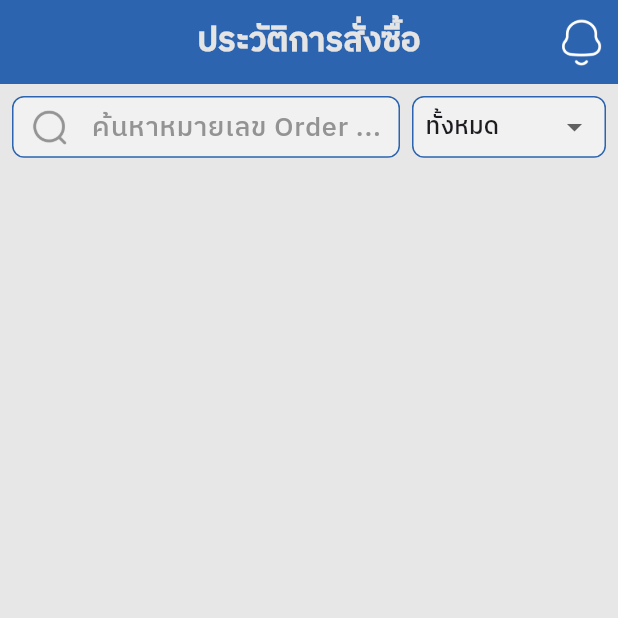
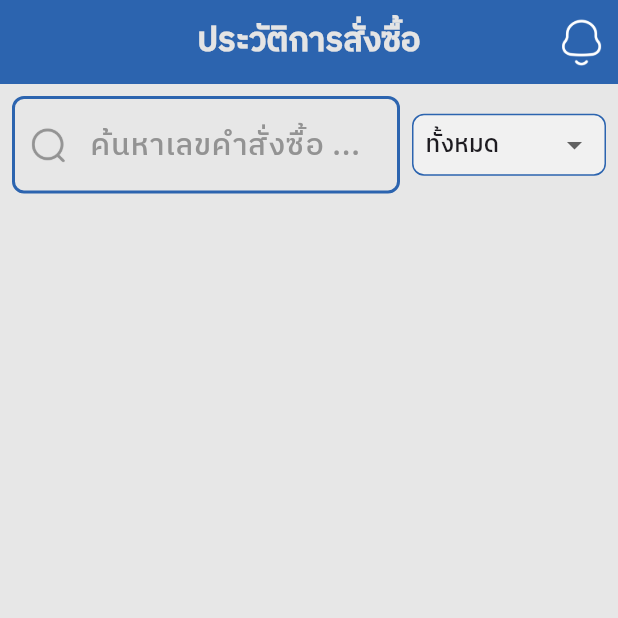
Before and after one commit to Maxza254411/t_and_c_mobile, a Flutter app: the History screen opened directly, after a tap on "ทั้งหมด", on a phone screen of 412 x 824 dp, the top half of it. Run offline on Flutter 3.47's test engine with Material 3 defaults, Android fonts, the phone set to English and light mode, and no system bars; our stand-ins replace carousel_slider, image_picker, screenshot, shared_preferences; missing offline and left inert: flutter_line_sdk, image_gallery_saver_plus; accounts and stored records are empty; network calls fail.

Commit message:
เเก้ไข หน้า ค้นหานิดหน่อย

```diff
--- a/lib/order/history.dart
+++ b/lib/order/history.dart
@@ -127,34 +127,38 @@ class _HistoryState extends State<History> {
                     children: [
                       Expanded(
                         flex: 2,
-                        child: Container(
-                          decoration: BoxDecoration(
-                            borderRadius: BorderRadius.circular(8),
-                            color: const Color.fromARGB(255, 241, 241, 241),
-                            border: Border.all(color: kButtonColor),
-                          ),
-                          height: size.height * 0.05,
-                          child: TextFormField(
+                        child:  TextFormField(
                         controller: search,
-                            style: const TextStyle(fontSize: 18),
+                        style: TextStyle(fontSize: 22),
                         decoration: InputDecoration(
+                          fillColor:  Colors.white,
                           prefixIcon: Image.asset(
                             "assets/icons/Search.png",
                             scale: 20,
                           ),
-                              enabledBorder: InputBorder.none,
-                              focusedBorder: InputBorder.none,
-                              hintText: "ค้นหาหมายเลข Order ...",
+                        border: OutlineInputBorder(
+                        borderRadius: BorderRadius.circular(8),
+                        borderSide: BorderSide(color: Colors.grey.shade400),
+                      ),
+                      enabledBorder: OutlineInputBorder(
+                        borderRadius: BorderRadius.circular(8),
+                        borderSide: BorderSide(color: kButtonColor,width: 2),
+                      ),
+                      focusedBorder: OutlineInputBorder(
+                        borderRadius: BorderRadius.circular(8),
+                        borderSide: BorderSide(color: kButtonColor, width: 2),
+                      ),
+                          hintText: "ค้นหาเลขคำสั่งซื้อ ...",
                           hintStyle: TextStyle(
-                                fontSize: 18,
+                            fontSize: 20,
                             fontFamily: 'IBMPlexSansThai',
                             color: kbgM,
                           ),
                         ),
-                            onChanged: (val) => filterOrders(),
+                        onChanged: (val) =>filterOrders,
                       ),
                       ),
-                      ),
+
                       const SizedBox(width: 8),
                       Expanded(
                         flex: 1,
```
Also changed, not shown: lib/category/catagory.dart (+18 -13 lines), lib/homePage.dart (+14 -12 lines), lib/widget/field.dart (line endings or trailing spaces). Lines whose indentation alone changed are shown as unchanged.
